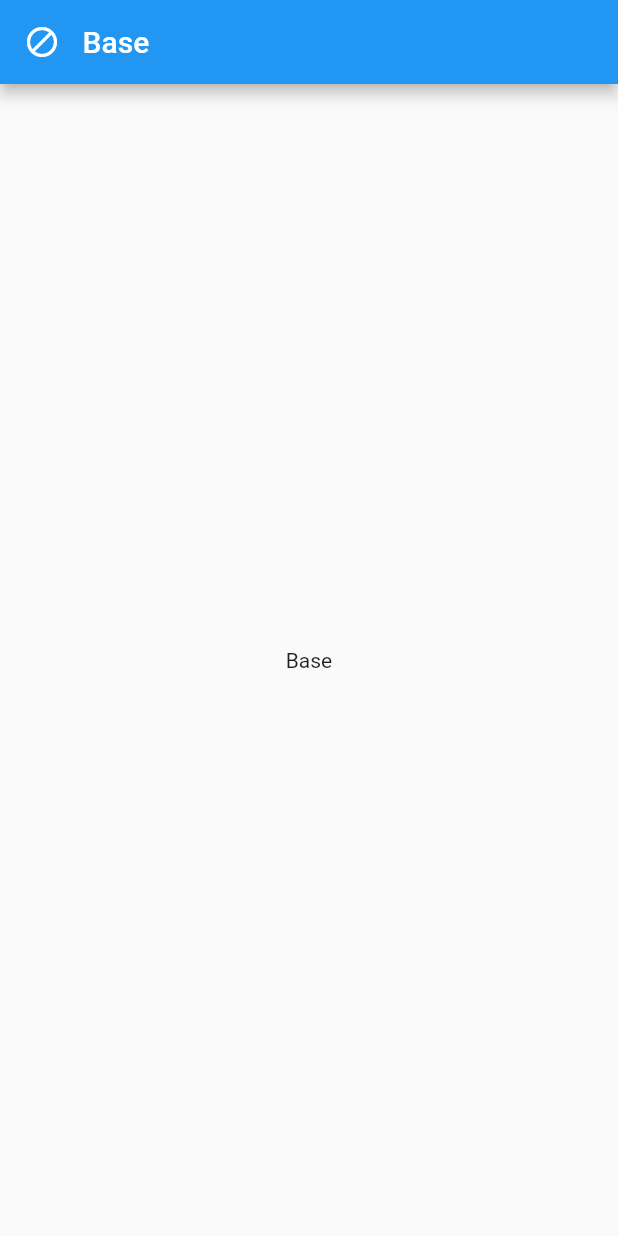
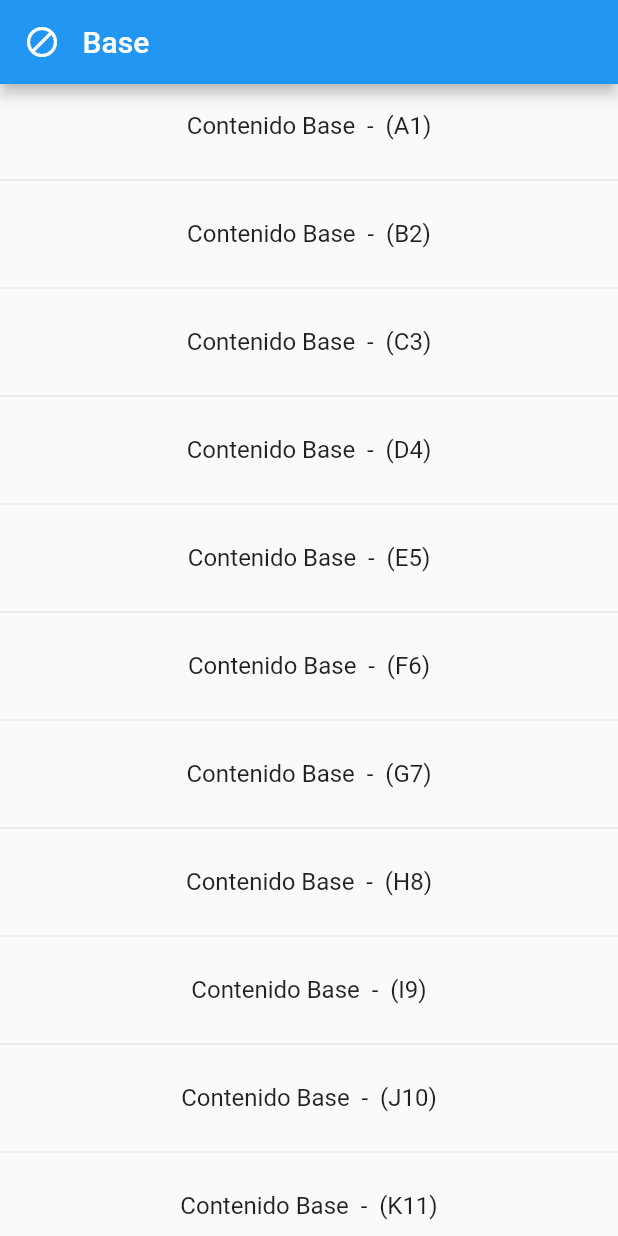
Before and after one commit to dmarinmdam1/TrabajoOpenData, a Flutter app: the screen it shows after launch, on a phone screen of 412 x 824 dp. Run offline on Flutter 3.47's test engine with Material 2 defaults, Android fonts, the phone set to English and light mode, and no system bars.

Commit message:
Avances varios

```diff
--- a/Aplicacion/lib/main.dart
+++ b/Aplicacion/lib/main.dart
@@ -1,3 +1,4 @@
+import 'package:aplicacion/providers/dataProvider.dart';
 import 'package:flutter/material.dart';
 
 void main() {
@@ -42,10 +43,22 @@ class _MyHomePageState extends State<MyHomePage> {
         ),
       ),
       body: Center(
-        child: Text(
-          "Base",
+        child: ListView(
+          children: _base(DataProvider.contenidoBase()),
         ),
       ),
     );
   }
+
+  List<Widget> _base(List<String> contenidoBase) {
+    List<Widget> retorno = new List<Widget>();
+    contenidoBase.forEach((element) {
+      final tile = new ListTile(
+        title: Center(child: Text(element)),
+      );
+      retorno.add(tile);
+      retorno.add(Divider());
+    });
+    return retorno;
+  }
 }
--- /dev/null
+++ b/Aplicacion/lib/providers/dataProvider.dart
@@ -0,0 +1,9 @@
+class DataProvider {
+  static List<String> contenidoBase() {
+    final List<String> retorno = [];
+    for (int i = 65; i < 91; i++) {
+      retorno.add("Contenido Base  -  (" + String.fromCharCode(i) + (i - 64).toString() + ")");
+    }
+    return retorno;
+  }
+}
```
Also changed, not shown: Aplicacion/pubspec.yaml (+17 -55 lines), Aplicacion/fonts/RobotoMono-Bold-Italic.ttf (added), Aplicacion/fonts/RobotoMono-Bold.ttf (added), Aplicacion/fonts/RobotoMono-Regular-Italic.ttf (added), Aplicacion/fonts/RobotoMono-Regular.ttf (added), 3 other files.
